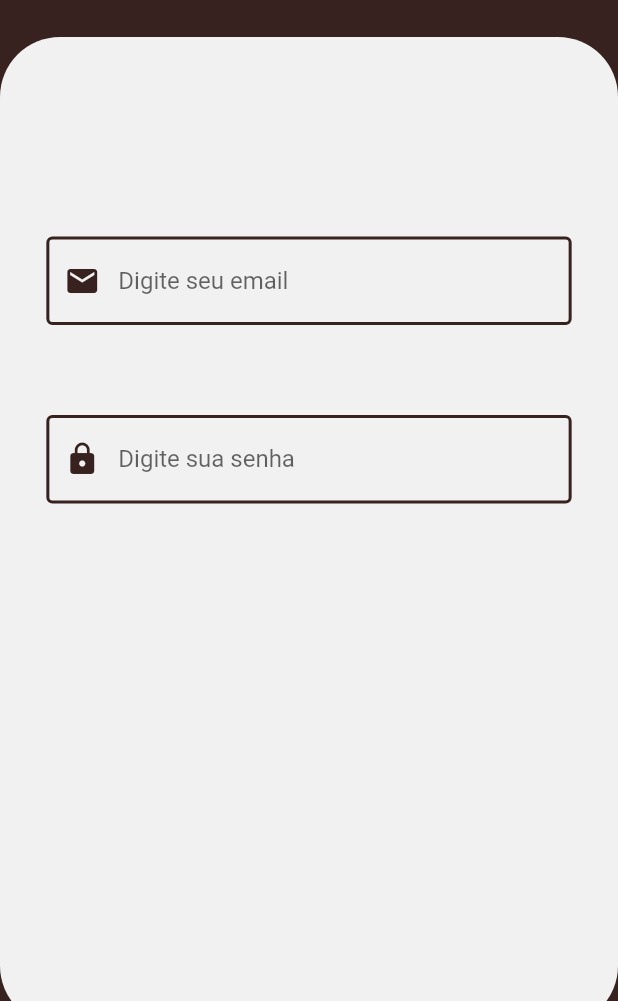
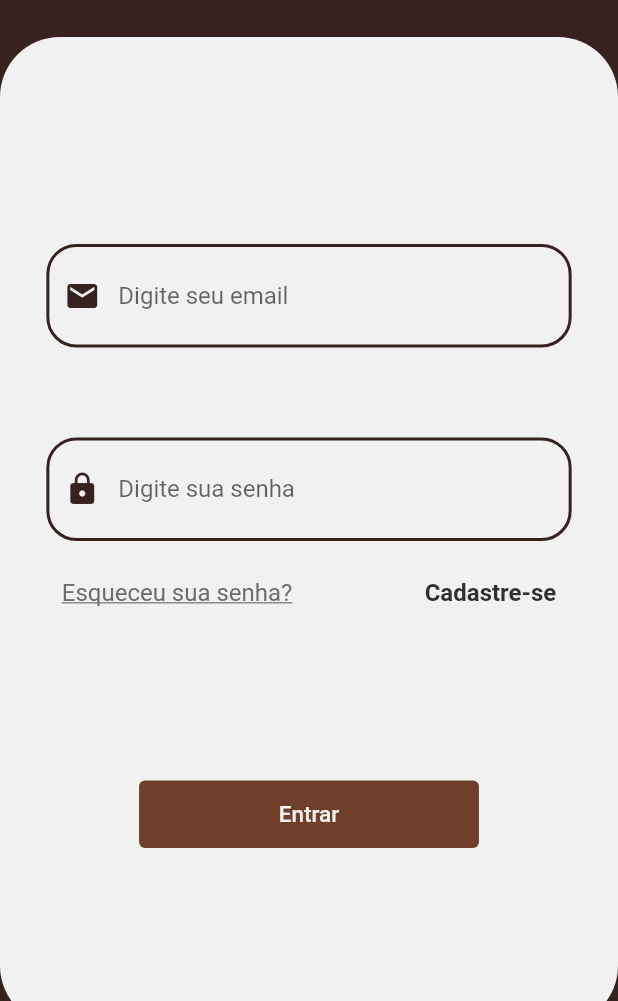
Before and after one commit to Pimbad/echo-store, a Flutter app: the screen it shows after launch, on a phone screen of 412 x 824 dp, the part 235-1236 px from its top. Run offline on Flutter 3.47's test engine with Material 2 defaults, Android fonts, the phone set to English and light mode, and no system bars.

Commit message:
feature: add login page style

```diff
--- /dev/null
+++ b/src/lib/pages/forgot.password.page.dart
@@ -0,0 +1,17 @@
+import 'package:flutter/material.dart';
+
+import '../widgets/echo.page.widget.dart';
+
+class ForgotPasswordPage extends StatefulWidget {
+  const ForgotPasswordPage({super.key});
+
+  @override
+  State<StatefulWidget> createState() => _ForgotPasswordPageState();
+}
+
+class _ForgotPasswordPageState extends State<ForgotPasswordPage> {
+  @override
+  Widget build(BuildContext context) {
+    return const Scaffold(body: EchoPage(Text("Forgot Password")));
+  }
+}
--- a/src/lib/pages/login.page.dart
+++ b/src/lib/pages/login.page.dart
@@ -1,6 +1,11 @@
+import 'package:echo_store/pages/forgot.password.page.dart';
+import 'package:echo_store/pages/register.page.dart';
+import 'package:echo_store/utils/color.pallete.dart';
+import 'package:echo_store/widgets/echo.button.widget.dart';
 import 'package:flutter/material.dart';
 import 'package:flutter/services.dart';
 
+import '../router/router.dart';
 import '../utils/sizes.dart';
 import '../widgets/echo.input.widget.dart';
 import '../widgets/echo.page.widget.dart';
@@ -19,34 +24,84 @@ class _LoginPageState extends State<LoginPage> {
     SystemChrome.setEnabledSystemUIMode(SystemUiMode.edgeToEdge);
   }
 
+  void pushForgotPasswordPage() =>
+      EchoRouter.pushReplacement(const ForgotPasswordPage(), context);
+
+  void pushRegisterPage() =>
+      EchoRouter.pushReplacement(const RegisterPage(), context);
+
+  void loginAsync() {}
+
   @override
   Widget build(BuildContext context) {
     return Scaffold(
-      body: EchoPage(
-        Center(
+        body: EchoPage(Center(
       child: Container(
         alignment: Alignment.center,
         width: Sizes.getPercentWidth(context, 85),
         height: Sizes.getPercentHeight(context, 55),
-          child: Column(children: const [
-            EchoInput(
+        child: Column(children: [
+          const EchoInput(
               icon: Icons.mail,
               borderSide: 2,
               fontSize: 16,
               keyboardType: TextInputType.emailAddress,
-              hintText: "Digite seu email"
-            ),
-
-            EchoInput(
+              hintText: "Digite seu email"),
+          const EchoInput(
               icon: Icons.lock,
               borderSide: 2,
               passwordField: true,
               fontSize: 16,
-              hintText: "Digite sua senha"
+              hintText: "Digite sua senha"),
+          Center(
+              child: Row(
+            children: [
+              Padding(
+                  padding: EdgeInsets.only(
+                      left: Sizes.getPercentWidth(context, 2.5)),
+                  child: SizedBox(
+                      width: Sizes.getPercentWidth(context, 40),
+                      height: Sizes.getPercentHeight(context, 3),
+                      child: InkWell(
+                        child: const Text(
+                          "Esqueceu sua senha?",
+                          textAlign: TextAlign.start,
+                          style: TextStyle(
+                              decoration: TextDecoration.underline,
+                              fontSize: 16,
+                              color: ColorPallete.fontColor),
+                        ),
+                        onTap: () => pushForgotPasswordPage(),
+                      ))),
+              Padding(
+                  padding: EdgeInsets.only(
+                      right: Sizes.getPercentWidth(context, 2.5)),
+                  child: SizedBox(
+                      width: Sizes.getPercentWidth(context, 40),
+                      height: Sizes.getPercentHeight(context, 3),
+                      child: InkWell(
+                        child: const Text(
+                          "Cadastre-se",
+                          textAlign: TextAlign.end,
+                          style: TextStyle(
+                              fontWeight: FontWeight.bold,
+                              fontSize: 16,
+                              color: ColorPallete.darkFontColor),
+                        ),
+                        onTap: () => pushRegisterPage(),
+                      )))
+            ],
+          )),
+          Padding(
+            padding: const EdgeInsets.only(top: 100),
+            child: EchoButton(
+                text: "Entrar",
+                width: Sizes.getPercentWidth(context, 55),
+                height: 45,
+                onPressed: loginAsync),
           )
         ]),
       ),
-      )
-    )
-  );}
+    )));
   }
+}
--- /dev/null
+++ b/src/lib/pages/register.page.dart
@@ -0,0 +1,17 @@
+import 'package:flutter/material.dart';
+
+import '../widgets/echo.page.widget.dart';
+
+class RegisterPage extends StatefulWidget {
+  const RegisterPage({super.key});
+
+  @override
+  State<StatefulWidget> createState() => _RegisterPageState();
+}
+
+class _RegisterPageState extends State<RegisterPage> {
+  @override
+  Widget build(BuildContext context) {
+    return const Scaffold(body: EchoPage(Text("Register Page")));
+  }
+}
--- a/src/lib/utils/color.pallete.dart
+++ b/src/lib/utils/color.pallete.dart
@@ -1,12 +1,14 @@
 import 'package:flutter/material.dart';
 
 class ColorPallete {
-  static const Color backgroundColor = Color.fromRGBO(56,34,31,1);
-  static const Color backgroundColorLight = Color.fromRGBO(112,63,42,1);
+  static const Color backgroundColor = Color.fromRGBO(56, 34, 31, 1);
+  static const Color backgroundColorLight = Color.fromRGBO(112, 63, 42, 1);
   static const Color secondaryBackgroundColor =
       Color.fromRGBO(241, 241, 241, 1);
-  static const Color buttonColor = Color.fromRGBO(227,118,43,1);
+  static const Color buttonColor = Color.fromRGBO(112, 63, 42, 1);
+  static const Color buttonFontColor = Color.fromRGBO(241, 241, 241, 1);
   static const Color fontColor = Color.fromRGBO(109, 109, 109, 1);
+  static const Color darkFontColor = Color.fromRGBO(48, 48, 48, 1);
 
   static MaterialColor convertToMaterialColor(Color color) {
     final int red = color.red;
--- a/src/lib/utils/sizes.dart
+++ b/src/lib/utils/sizes.dart
@@ -13,9 +13,9 @@ class Sizes {
   static double getHalfHeight(BuildContext context) =>
       MediaQuery.of(context).size.height / 2;
 
-  static double getPercentWidth(BuildContext context, int percent) =>
+  static double getPercentWidth(BuildContext context, double percent) =>
       MediaQuery.of(context).size.width * (percent / 100);
 
-  static double getPercentHeight(BuildContext context, int percent) =>
+  static double getPercentHeight(BuildContext context, double percent) =>
       MediaQuery.of(context).size.height * (percent / 100);
 }
--- /dev/null
+++ b/src/lib/widgets/echo.button.widget.dart
@@ -0,0 +1,40 @@
+import 'package:echo_store/utils/color.pallete.dart';
+import 'package:flutter/material.dart';
+
+class EchoButton extends StatelessWidget {
+  final String text;
+  final double width;
+  final double height;
+  final GestureTapCallback onPressed;
+  final Color backgroundColor;
+  final Color fontColor;
+
+  const EchoButton(
+      {this.text = "",
+      required this.onPressed,
+      this.width = 200,
+      this.height = 50,
+      this.backgroundColor = ColorPallete.buttonColor,
+      this.fontColor = ColorPallete.buttonFontColor,
+      super.key});
+
+  @override
+  Widget build(BuildContext context) {
+    return Padding(
+      padding: const EdgeInsets.all(10),
+      child: SizedBox(
+        width: width,
+        height: height,
+        child: TextButton(
+          style: ButtonStyle(
+              backgroundColor: MaterialStatePropertyAll(backgroundColor)),
+          onPressed: onPressed,
+          child: Text(
+            text,
+            style: TextStyle(fontSize: 15, color: fontColor),
+          ),
+        ),
+      ),
+    );
+  }
+}
--- a/src/lib/widgets/echo.input.widget.dart
+++ b/src/lib/widgets/echo.input.widget.dart
@@ -27,16 +27,14 @@ class EchoInput extends StatelessWidget {
   @override
   Widget build(BuildContext context) {
     return Padding(
-        padding: const EdgeInsets.only(top: 30, bottom: 30),
+        padding: const EdgeInsets.only(top: 35, bottom: 25),
         child: TextField(
           keyboardType: keyboardType,
           obscureText: passwordField,
-          style: TextStyle(
-            color: textColor,
-            fontSize: fontSize
-          ),
+          style: TextStyle(color: textColor, fontSize: fontSize),
           decoration: InputDecoration(
-            hintText: hintText,
+              contentPadding: const EdgeInsets.all(25),
+              hintText: hintText,
               prefixIcon: icon != null
                   ? Icon(
                       icon,
@@ -44,18 +42,14 @@ class EchoInput extends StatelessWidget {
                     )
                   : null,
               enabledBorder: OutlineInputBorder(
-                borderSide: BorderSide(
-                  width: borderSide,
-                  color: inputColor),
+                borderRadius: BorderRadius.circular(20),
+                borderSide: BorderSide(width: borderSide, color: inputColor),
               ),
-
               focusedBorder: OutlineInputBorder(
-                borderSide: BorderSide(
-                  width: borderSide,
-                  color: inputFocusedColor),
-              )
-            ),
-        )
-      );
+                borderRadius: BorderRadius.circular(20),
+                borderSide:
+                    BorderSide(width: borderSide, color: inputFocusedColor),
+              )),
+        ));
   }
 }
```
Also changed, not shown: 2 other files. Lines whose indentation alone changed are shown as unchanged.
